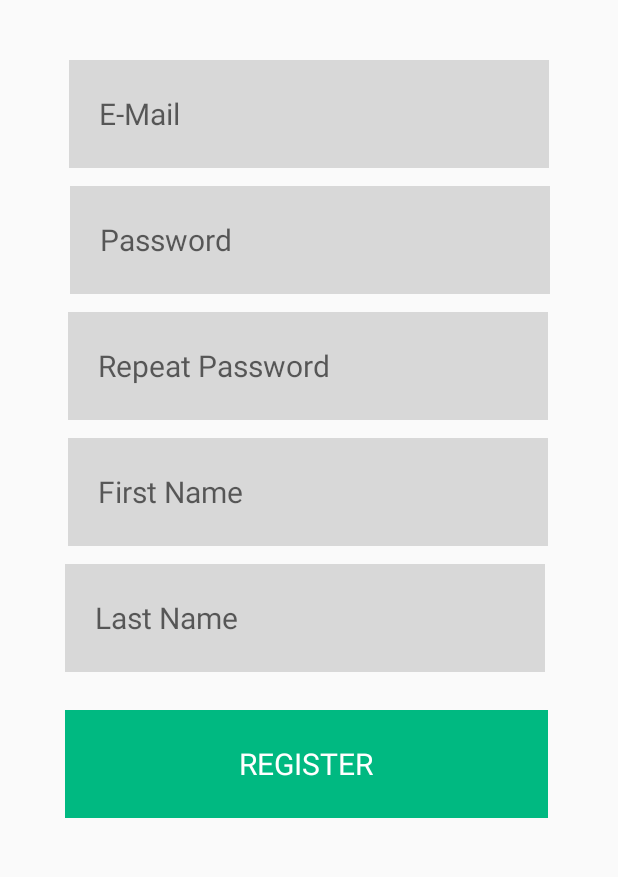
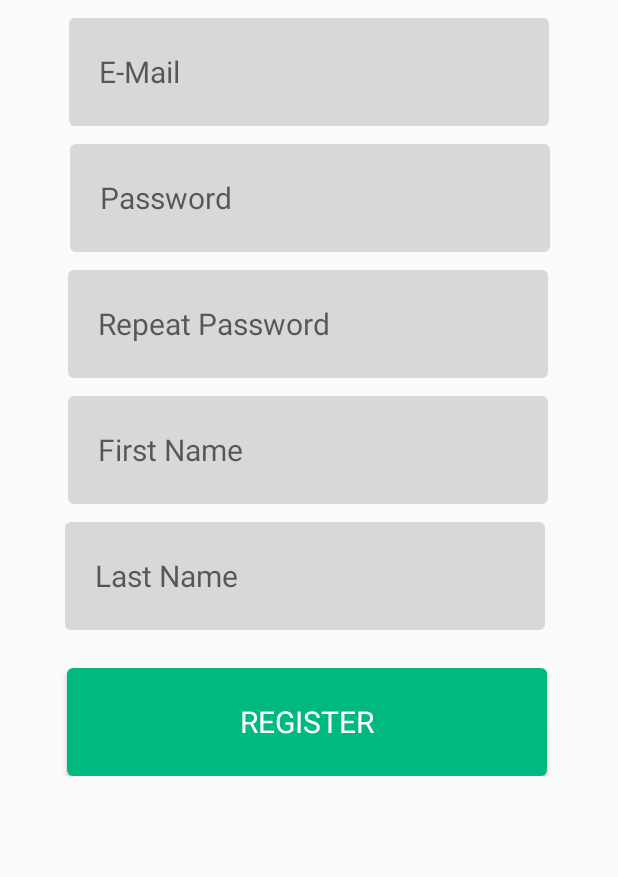
Before and after one commit to NTietje/egora, an Android app: the CreateAccountActivity screen opened directly, with no data from a screen before it, on a phone screen of 412 x 824 dp, the part 273-1150 px from its top. Run offline under Robolectric (Android 15) with nearby library versions, the light colour scheme and no system bars; our stand-ins replace Firebase (no records; nobody signed in at launch, a user with empty details on screens opened directly).

Commit message:
complete layout patterns for buttons and edittexts gitignore ignores google json

```diff
--- a/app/build.gradle
+++ b/app/build.gradle
@@ -30,6 +30,7 @@
     testImplementation 'junit:junit:4.12'
     androidTestImplementation 'com.android.support.test:runner:1.0.2'
     androidTestImplementation 'com.android.support.test.espresso:espresso-core:3.0.2'
+    implementation 'com.android.support:design:28.0.0'
 }
 
 apply plugin: 'com.google.gms.google-services'
--- a/app/src/main/res/drawable/button_egora_default.xml
+++ b/app/src/main/res/drawable/button_egora_default.xml
@@ -2,7 +2,7 @@
 <shape xmlns:android="http://schemas.android.com/apk/res/android"
     android:shape="rectangle" >
     <corners
-        android:radius="10dp"
+        android:radius="4dp"
         />
     <solid
         android:color="@color/colorPrimary"
--- a/app/src/main/res/drawable-v24/textedit_egora_default.xml
+++ b/app/src/main/res/drawable/textedit_egora_default.xml
@@ -2,7 +2,7 @@
 <shape xmlns:android="http://schemas.android.com/apk/res/android"
     android:shape="rectangle" >
     <corners
-        android:radius="10dp"
+        android:radius="4dp"
         />
     <solid
         android:color="@color/lightTexteditColor"
--- a/app/src/main/res/layout/activity_create_account.xml
+++ b/app/src/main/res/layout/activity_create_account.xml
@@ -12,7 +12,7 @@
         xmlns:android="http://schemas.android.com/apk/res/android"
         xmlns:app="http://schemas.android.com/apk/res-auto"
         android:layout_width="match_parent"
-        android:layout_height="wrap_content">
+        android:layout_height="match_parent">
 
         <android.support.constraint.ConstraintLayout
             xmlns:android="http://schemas.android.com/apk/res/android"
@@ -37,34 +37,19 @@
 
             <EditText
                 android:id="@+id/regEmail"
-                android:layout_width="320dp"
-                android:layout_height="72dp"
-                android:layout_marginTop="40dp"
-                android:background="#D8D8D8"
+                style="@style/EgoraEditText"
                 android:hint="E-Mail"
-                android:paddingLeft="20dp"
-                android:textColor="@color/darkTextColor"
-                android:textSize="20sp"
+                android:inputType="textEmailAddress"
                 app:layout_constraintEnd_toEndOf="parent"
                 app:layout_constraintHorizontal_bias="0.5"
                 app:layout_constraintStart_toStartOf="parent"
-                app:layout_constraintTop_toBottomOf="@+id/titleRegisterView"
-                android:inputType="text"
-                android:maxLines="1"
-                android:lines="1"
-                android:scrollHorizontally="true"
-                android:ellipsize="end"/>
+                app:layout_constraintTop_toBottomOf="@+id/titleRegisterView" />
 
             <EditText
                 android:id="@+id/regPassword"
-                android:layout_width="320dp"
-                android:layout_height="72dp"
-                android:layout_marginTop="@dimen/marginEditText"
-                android:background="#D8D8D8"
+                style="@style/EgoraEditText"
                 android:hint="Password"
-                android:paddingLeft="20dp"
-                android:textColor="@color/darkTextColor"
-                android:textSize="20sp"
+                android:inputType="textPassword"
                 app:layout_constraintEnd_toEndOf="parent"
                 app:layout_constraintHorizontal_bias="0.505"
                 app:layout_constraintStart_toStartOf="parent"
@@ -72,14 +57,9 @@
 
             <EditText
                 android:id="@+id/regPasswordRepeat"
-                android:layout_width="320dp"
-                android:layout_height="72dp"
-                android:layout_marginTop="@dimen/marginEditText"
-                android:background="#D8D8D8"
+                style="@style/EgoraEditText"
                 android:hint="Repeat Password"
-                android:paddingLeft="20dp"
-                android:textColor="@color/darkTextColor"
-                android:textSize="20sp"
+                android:inputType="textPassword"
                 app:layout_constraintEnd_toEndOf="parent"
                 app:layout_constraintHorizontal_bias="0.494"
                 app:layout_constraintStart_toStartOf="parent"
@@ -87,14 +67,9 @@
 
             <EditText
                 android:id="@+id/regFirstName"
-                android:layout_width="320dp"
-                android:layout_height="72dp"
-                android:layout_marginTop="@dimen/marginEditText"
-                android:background="#D8D8D8"
+                style="@style/EgoraEditText"
                 android:hint="First Name"
-                android:paddingLeft="20dp"
-                android:textColor="@color/darkTextColor"
-                android:textSize="20sp"
+                android:inputType="textPersonName"
                 app:layout_constraintEnd_toEndOf="parent"
                 app:layout_constraintHorizontal_bias="0.494"
                 app:layout_constraintStart_toStartOf="parent"
@@ -102,14 +77,9 @@
 
             <EditText
                 android:id="@+id/regLastName"
-                android:layout_width="320dp"
-                android:layout_height="72dp"
-                android:layout_marginTop="@dimen/marginEditText"
-                android:background="#D8D8D8"
+                style="@style/EgoraEditText"
                 android:hint="Last Name"
-                android:paddingLeft="20dp"
-                android:textColor="@color/darkTextColor"
-                android:textSize="20sp"
+                android:inputType="textPersonName"
                 app:layout_constraintEnd_toEndOf="parent"
                 app:layout_constraintHorizontal_bias="0.472"
                 app:layout_constraintStart_toStartOf="parent"
@@ -117,15 +87,9 @@
 
             <Button
                 android:id="@+id/buttonRegister"
-                style="@android:style/Widget.Material.Light.Button.Borderless"
-                android:layout_width="322dp"
-                android:layout_height="72dp"
+                style="@style/EgoraButton"
                 android:layout_marginTop="@dimen/marginButtonToEditText"
-                android:background="@color/colorPrimary"
-                android:fontFamily="sans-serif"
                 android:text="Register"
-                android:textColor="@android:color/white"
-                android:textSize="20sp"
                 app:layout_constraintEnd_toEndOf="parent"
                 app:layout_constraintHorizontal_bias="0.483"
                 app:layout_constraintStart_toStartOf="parent"
--- a/app/src/main/res/values/styles.xml
+++ b/app/src/main/res/values/styles.xml
@@ -5,22 +5,41 @@
         <item name="colorPrimary">@color/colorPrimary</item>
         <item name="colorPrimaryDark">@color/colorPrimaryDark</item>
         <item name="colorAccent">@color/colorAccent</item>
+        <item name="toolbarStyle">@style/customToolbar</item>
     </style>
 
-    <style name="DefaultEditText">
+    <style name="EgoraEditText">
+        <item name="android:background">@drawable/textedit_egora_default</item>
         <item name="android:textColor">@color/darkTextColor</item>
-        <item name="android:background">@drawable/textedit_egora_default</item>
         <item name="android:fontFamily">sans-serif</item>
         <item name="android:textSize">20sp</item>
         <item name="android:radius">10dp</item>
         <item name="android:layout_width">320dp</item>
         <item name="android:layout_height">72dp</item>
-        <item name="android:inputType">text</item>
         <item name="android:maxLines">1</item>
         <item name="android:lines">1</item>
         <item name="android:scrollHorizontally">true</item>
         <item name="android:ellipsize">end</item>
         <item name="android:paddingLeft">20dp</item>
+        <item name="android:layout_marginTop">@dimen/marginEditText</item>
+    </style>
+
+    <style name="EgoraButton">
+        <item name="android:background">@drawable/button_egora_default</item>
+        <item name="android:textColor">@color/lightTextColor</item>
+        <item name="android:fontFamily">sans-serif</item>
+        <item name="android:textSize">20sp</item>
+        <item name="android:radius">10dp</item>
+        <item name="android:layout_width">320dp</item>
+        <item name="android:layout_height">72dp</item>
+    </style>
+
+    <style name="customToolbar" parent="@style/Widget.AppCompat.Toolbar">
+        <item name="titleTextColor">@color/lightTextColor</item>
+    </style>
+
+    <style name="toolbarTitleText" parent="TextAppearance.Widget.AppCompat.Toolbar.Title">
+        <item name="android:textSize">24sp</item>
     </style>
 
 </resources>
```
Also changed, not shown: app/src/main/res/layout/activity_login.xml (+11 -47 lines).
